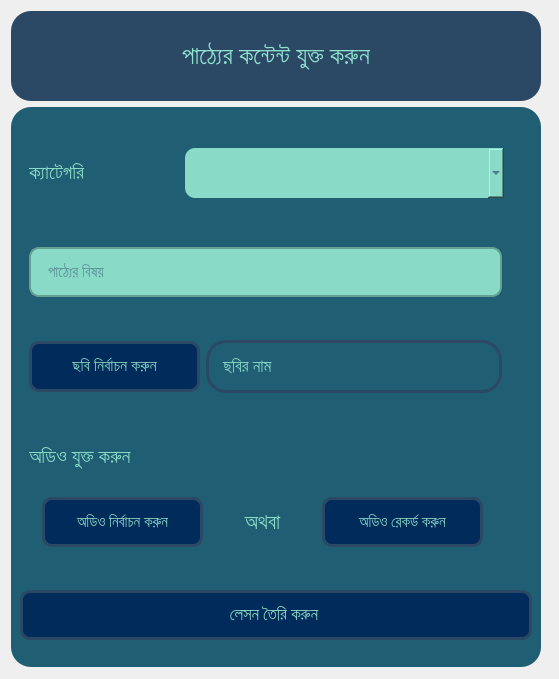
Above: EmPower/Frontend/PyQt_UI/add_lesson_content.ui from ahmedfahad04/SPL-2 before the change. Below: the same form after it.
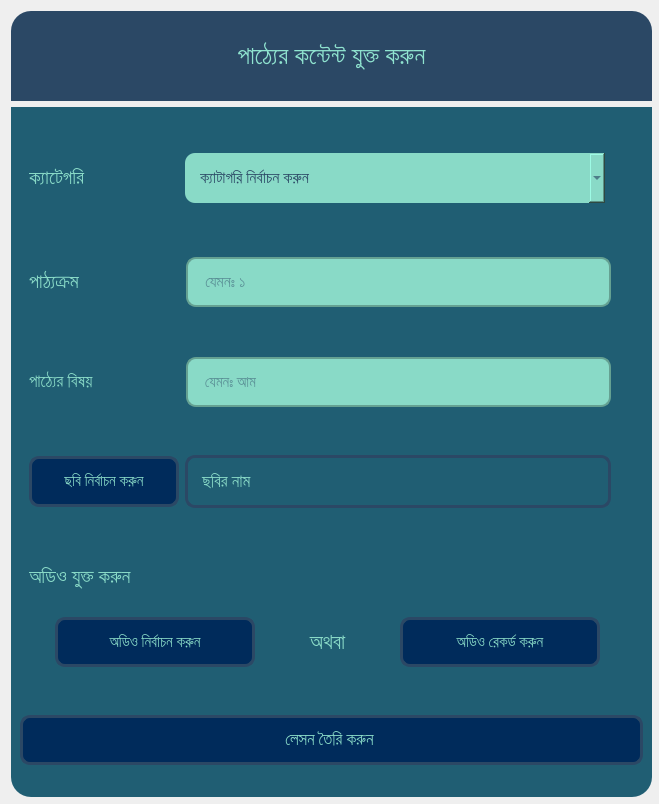
That is the form after the change.

Commit message: Lesson loading form db partially done

```diff
--- a/EmPower/Frontend/PyQt_UI/add_lesson_content.ui
+++ b/EmPower/Frontend/PyQt_UI/add_lesson_content.ui
@@ -6,19 +6,25 @@
    <rect>
     <x>0</x>
     <y>0</y>
-    <width>559</width>
-    <height>679</height>
+    <width>659</width>
+    <height>804</height>
    </rect>
   </property>
+  <property name="minimumSize">
+   <size>
+    <width>542</width>
+    <height>662</height>
+   </size>
+  </property>
   <property name="windowTitle">
    <string>Form</string>
   </property>
-  <layout class="QFormLayout" name="formLayout">
+  <layout class="QGridLayout" name="gridLayout">
    <item row="0" column="0">
     <widget class="QFrame" name="top_frame">
      <property name="minimumSize">
       <size>
-       <width>530</width>
+       <width>641</width>
        <height>90</height>
       </size>
      </property>
@@ -30,7 +36,8 @@
      </property>
      <property name="styleSheet">
       <string notr="true">background-color: rgb(43, 72, 101);
-border-radius: 20px;</string>
+border-top-left-radius: 20px;
+border-top-right-radius: 20px;</string>
      </property>
      <property name="frameShape">
       <enum>QFrame::StyledPanel</enum>
@@ -67,13 +74,15 @@
     <widget class="QFrame" name="middle_frame">
      <property name="minimumSize">
       <size>
-       <width>530</width>
-       <height>560</height>
+       <width>641</width>
+       <height>690</height>
       </size>
      </property>
      <property name="styleSheet">
       <string notr="true">background-color: rgb(32, 94, 115);
-border-radius: 20px;</string>
+border-bottom-left-radius: 20px;
+border-bottom-right-radius: 20px;
+color: rgb(137, 218, 199);</string>
      </property>
      <property name="frameShape">
       <enum>QFrame::StyledPanel</enum>
@@ -86,7 +95,7 @@
        <widget class="QFrame" name="frame_3">
         <property name="minimumSize">
          <size>
-          <width>493</width>
+          <width>600</width>
           <height>80</height>
          </size>
         </property>
@@ -103,6 +112,9 @@
          <enum>QFrame::Raised</enum>
         </property>
         <layout class="QHBoxLayout" name="horizontalLayout_5">
+         <property name="rightMargin">
+          <number>15</number>
+         </property>
          <item>
           <widget class="QLabel" name="lbl_category">
            <property name="minimumSize">
@@ -141,19 +153,50 @@
              <height>50</height>
             </size>
            </property>
+           <property name="font">
+            <font>
+             <family>Hind Siliguri Medium</family>
+             <pointsize>12</pointsize>
+            </font>
+           </property>
            <property name="styleSheet">
             <string notr="true">background-color: rgb(137, 218, 199);
 padding-left: 15px;
 border-radius: 10px;
 color: rgb(43, 72, 101);</string>
            </property>
+           <item>
+            <property name="text">
+             <string>ক্যাটাগরি নির্বাচন করুন</string>
+            </property>
+           </item>
+           <item>
+            <property name="text">
+             <string>নাম শিখন (Noun)</string>
+            </property>
+           </item>
+           <item>
+            <property name="text">
+             <string>ক্রিয়া শিখন (Verb)</string>
+            </property>
+           </item>
+           <item>
+            <property name="text">
+             <string>সম্পর্ক শিখন (Association)</string>
+            </property>
+           </item>
+           <item>
+            <property name="text">
+             <string>কর্মধারা শিখন (Activity)</string>
+            </property>
+           </item>
           </widget>
          </item>
         </layout>
        </widget>
       </item>
       <item>
-       <widget class="QFrame" name="frame_2">
+       <widget class="QFrame" name="frame_6">
         <property name="minimumSize">
          <size>
           <width>491</width>
@@ -162,7 +205,7 @@
         </property>
         <property name="maximumSize">
          <size>
-          <width>491</width>
+          <width>600</width>
           <height>72</height>
          </size>
         </property>
@@ -174,7 +217,122 @@
         </property>
         <layout class="QHBoxLayout" name="horizontalLayout_3">
          <item>
-          <widget class="QLineEdit" name="edit_lesson_tag">
+          <widget class="QLabel" name="lbl_lesson_id">
+           <property name="minimumSize">
+            <size>
+             <width>151</width>
+             <height>0</height>
+            </size>
+           </property>
+           <property name="maximumSize">
+            <size>
+             <width>200</width>
+             <height>16777215</height>
+            </size>
+           </property>
+           <property name="font">
+            <font>
+             <family>Hind Siliguri Medium</family>
+             <pointsize>15</pointsize>
+             <weight>50</weight>
+             <bold>false</bold>
+            </font>
+           </property>
+           <property name="styleSheet">
+            <string notr="true">color: rgb(137, 218, 199);</string>
+           </property>
+           <property name="text">
+            <string>পাঠ্যক্রম</string>
+           </property>
+          </widget>
+         </item>
+         <item>
+          <widget class="QLineEdit" name="edit_lesson_id">
+           <property name="minimumSize">
+            <size>
+             <width>325</width>
+             <height>50</height>
+            </size>
+           </property>
+           <property name="font">
+            <font>
+             <family>Hind Siliguri</family>
+             <pointsize>12</pointsize>
+             <weight>50</weight>
+             <bold>false</bold>
+            </font>
+           </property>
+           <property name="styleSheet">
+            <string notr="true">background-color: rgb(137, 218, 199);
+border: 2px solid rgb(101, 161, 146);
+padding-left: 15px;
+border-radius: 10px;
+color: rgb(43, 72, 101);</string>
+           </property>
+           <property name="cursorPosition">
+            <number>0</number>
+           </property>
+           <property name="placeholderText">
+            <string>যেমনঃ ১</string>
+           </property>
+          </widget>
+         </item>
+        </layout>
+       </widget>
+      </item>
+      <item>
+       <widget class="QFrame" name="frame_2">
+        <property name="minimumSize">
+         <size>
+          <width>491</width>
+          <height>71</height>
+         </size>
+        </property>
+        <property name="maximumSize">
+         <size>
+          <width>600</width>
+          <height>72</height>
+         </size>
+        </property>
+        <property name="frameShape">
+         <enum>QFrame::StyledPanel</enum>
+        </property>
+        <property name="frameShadow">
+         <enum>QFrame::Raised</enum>
+        </property>
+        <layout class="QHBoxLayout" name="horizontalLayout_6">
+         <item>
+          <widget class="QLabel" name="lbl_lesson_topic">
+           <property name="minimumSize">
+            <size>
+             <width>151</width>
+             <height>0</height>
+            </size>
+           </property>
+           <property name="maximumSize">
+            <size>
+             <width>150</width>
+             <height>16777215</height>
+            </size>
+           </property>
+           <property name="font">
+            <font>
+             <family>Hind Siliguri Medium</family>
+             <pointsize>13</pointsize>
+             <weight>50</weight>
+             <bold>false</bold>
+            </font>
+           </property>
+           <property name="styleSheet">
+            <string notr="true">color: rgb(137, 218, 199);</string>
+           </property>
+           <property name="text">
+            <string>পাঠ্যের বিষয়</string>
+           </property>
+          </widget>
+         </item>
+         <item>
+          <widget class="QLineEdit" name="edit_lesson_topic">
            <property name="minimumSize">
             <size>
              <width>330</width>
@@ -195,7 +353,7 @@
 color: rgb(43, 72, 101);</string>
            </property>
            <property name="placeholderText">
-            <string>পাঠ্যের বিষয় </string>
+            <string>যেমনঃ আম </string>
            </property>
           </widget>
          </item>
@@ -206,7 +364,7 @@
        <widget class="QFrame" name="frame">
         <property name="minimumSize">
          <size>
-          <width>491</width>
+          <width>600</width>
           <height>71</height>
          </size>
         </property>
@@ -233,20 +391,20 @@
            </property>
            <property name="minimumSize">
             <size>
-             <width>171</width>
+             <width>150</width>
              <height>50</height>
             </size>
            </property>
            <property name="maximumSize">
             <size>
-             <width>171</width>
+             <width>150</width>
              <height>51</height>
             </size>
            </property>
            <property name="font">
             <font>
              <family>Hind Siliguri Medium</family>
-             <pointsize>12</pointsize>
+             <pointsize>11</pointsize>
             </font>
            </property>
            <property name="cursor">
@@ -289,11 +447,18 @@
            <property name="styleSheet">
             <string notr="true">color: rgb(137, 218, 199);
 padding-left: 10px;
-border: 3px solid rgb(43, 72, 101);</string>
+border: 3px solid rgb(43, 72, 101);
+border-top-left-radius: 10px;
+border-top-right-radius: 10px;
+border-bottom-left-radius: 10px;
+border-bottom-right-radius: 10px;</string>
            </property>
            <property name="text">
             <string>ছবির নাম</string>
            </property>
+           <property name="wordWrap">
+            <bool>true</bool>
+           </property>
           </widget>
          </item>
         </layout>
@@ -303,7 +468,7 @@
        <widget class="QFrame" name="frame_5">
         <property name="minimumSize">
          <size>
-          <width>491</width>
+          <width>600</width>
           <height>142</height>
          </size>
         </property>
@@ -342,7 +507,7 @@
           <widget class="QFrame" name="frame_4">
            <property name="minimumSize">
             <size>
-             <width>469</width>
+             <width>600</width>
              <height>72</height>
             </size>
            </property>
@@ -381,7 +546,7 @@
               </property>
               <property name="maximumSize">
                <size>
-                <width>161</width>
+                <width>200</width>
                 <height>50</height>
                </size>
               </property>
@@ -464,7 +629,7 @@
               </property>
               <property name="maximumSize">
                <size>
-                <width>161</width>
+                <width>200</width>
                 <height>50</height>
                </size>
               </property>
```
Left out of the diff: 8 changed lines with no effect on the pictures. The commit also changes 52 other files.
